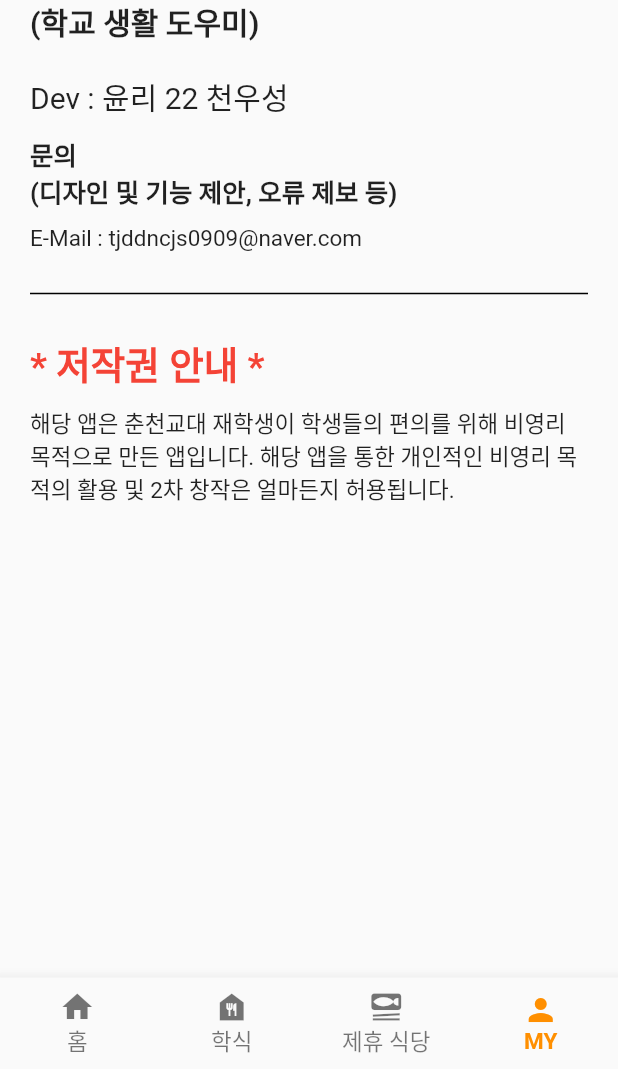
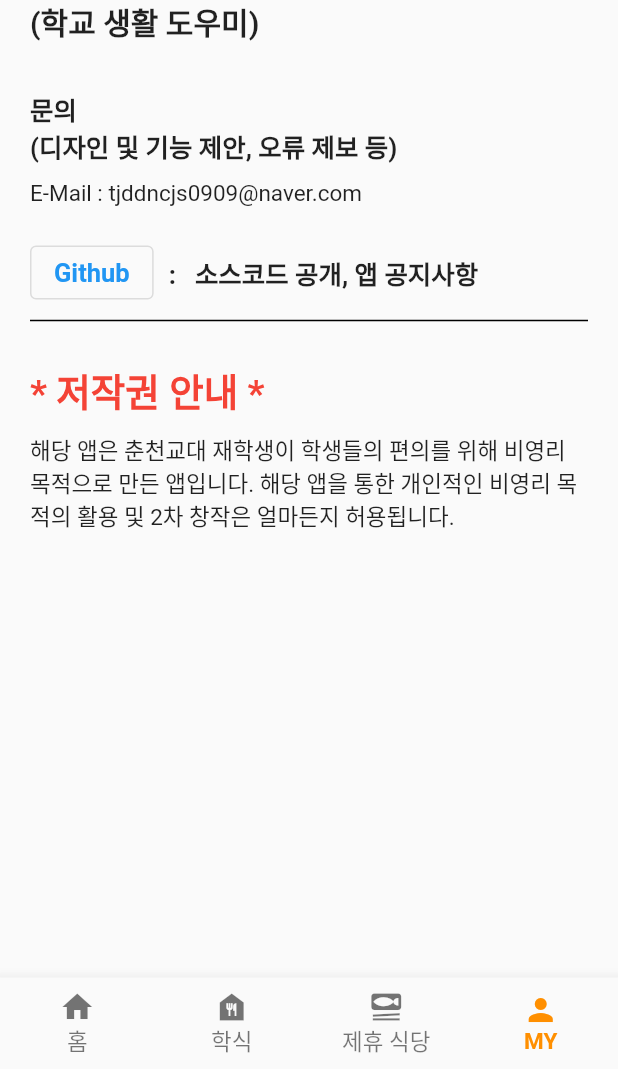
Before and after one commit to tjddncjs0909/My_CNUE, a Flutter app: the screen it shows after launch, item 4 of the bottom bar chosen, on a phone screen of 412 x 824 dp, the part 167-1236 px from its top. Run offline on Flutter 3.47's test engine with Material 2 defaults, Android fonts, the phone set to English and light mode, and no system bars; our stand-ins replace cloud_firestore, firebase_core, fluttertoast, geolocator, timer_builder; missing offline and left inert: flutter_naver_map; accounts and stored records are empty.

Commit message:
수정 및 추가 : 2/21 - 앱 내부 DB 구축 및 텍스트 연동 - 불필요한 import, dev 삭제

```diff
--- a/lib/Screen/my_screen.dart
+++ b/lib/Screen/my_screen.dart
@@ -13,6 +13,7 @@ class MyScreen extends StatefulWidget {
 class _MyScreenState extends State<MyScreen> {
 
   final Uri url1 = Uri.parse('https://github.com/tjddncjs0909/tjddncjs0909');
+
   @override
   Widget build(BuildContext context) {
     return Scaffold(
@@ -51,11 +52,6 @@ class _MyScreenState extends State<MyScreen> {
             SizedBox(
               height: 20,
             ),
-            Text('Dev : 윤리 22 천우성',
-              style: TextStyle(
-                fontSize: 20,
-              ),
-            ),
             SizedBox(
               height: 10,
             ),
@@ -81,6 +77,33 @@ class _MyScreenState extends State<MyScreen> {
             ),
             SizedBox(
               height: 20,
+            ),
+            Row(
+              mainAxisAlignment: MainAxisAlignment.start,
+              children: [
+                OutlinedButton(
+                  onPressed:(){
+                    launchUrl(Uri.parse("https://github.com/tjddncjs0909/tjddncjs0909"),
+                        mode: LaunchMode.externalApplication);
+                  },
+                  child: Text('Github',
+                    style: TextStyle(
+                        fontSize: 17,
+                        fontWeight: FontWeight.bold,
+                      color: Colors.blue,
+                    ),
+                  ),
+                ),
+                SizedBox(
+                  width: 10,
+                ),
+                Text(':   소스코드 공개, 앱 공지사항',
+                  style: TextStyle(
+                      fontSize: 17,
+                      fontWeight: FontWeight.bold
+                  ),
+                ),
+              ],
             ),
             Divider(
               thickness: 1,
--- a/lib/Screen/schoolfood_screen.dart
+++ b/lib/Screen/schoolfood_screen.dart
@@ -492,7 +492,8 @@ class _school_food_screenState extends State<school_food_screen> {
                       fontSize: 15
                     ),),
                   onPressed: (){
-                    launchUrl(url1);
+                    launchUrl(url1,
+                        mode: LaunchMode.externalApplication);
                   },
                 )
               ],
```
Also changed, not shown: lib/Screen/home_screen.dart (+12 -6 lines).
